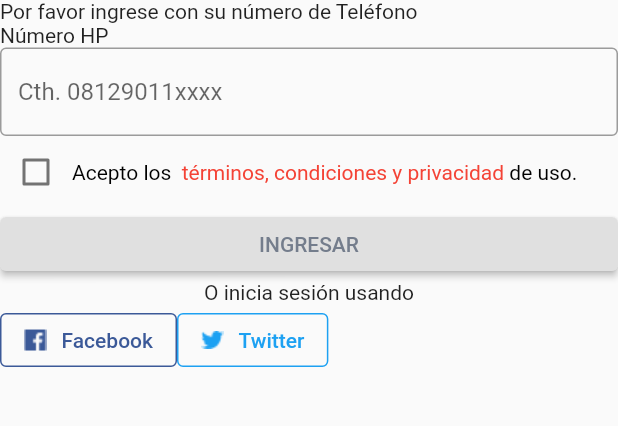
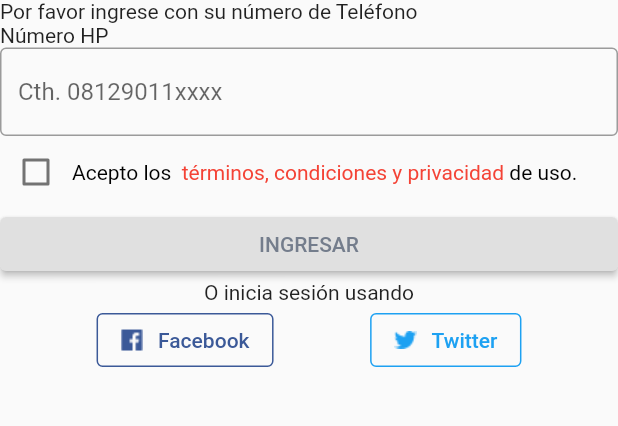
Before and after one commit to mrojasb2000/flutter_mytsel_app, a Flutter app: the screen it shows after launch, on a phone screen of 412 x 824 dp, the part 560-986 px from its top. Run offline on Flutter 3.47's test engine with Material 2 defaults, Android fonts, the phone set to English and light mode, and no system bars; our stand-ins replace get.

Commit message:
refactor: button position

```diff
--- a/lib/app/modules/login/views/login_view.dart
+++ b/lib/app/modules/login/views/login_view.dart
@@ -99,10 +99,12 @@ class LoginView extends GetView<LoginController> {
             child: Text("O inicia sesión usando"),
           ),
           Row(
+            mainAxisAlignment: MainAxisAlignment.spaceEvenly,
             children: [
               OutlinedButton(
                 onPressed: () {},
                 child: Row(
+                  mainAxisAlignment: MainAxisAlignment.center,
                   children: [
                     Image.asset("assets/icons/facebook-icons.png"),
                     SizedBox(
@@ -130,6 +132,7 @@ class LoginView extends GetView<LoginController> {
               OutlinedButton(
                 onPressed: () {},
                 child: Row(
+                  mainAxisAlignment: MainAxisAlignment.center,
                   children: [
                     Image.asset("assets/icons/twitter-icons.png"),
                     SizedBox(
```
